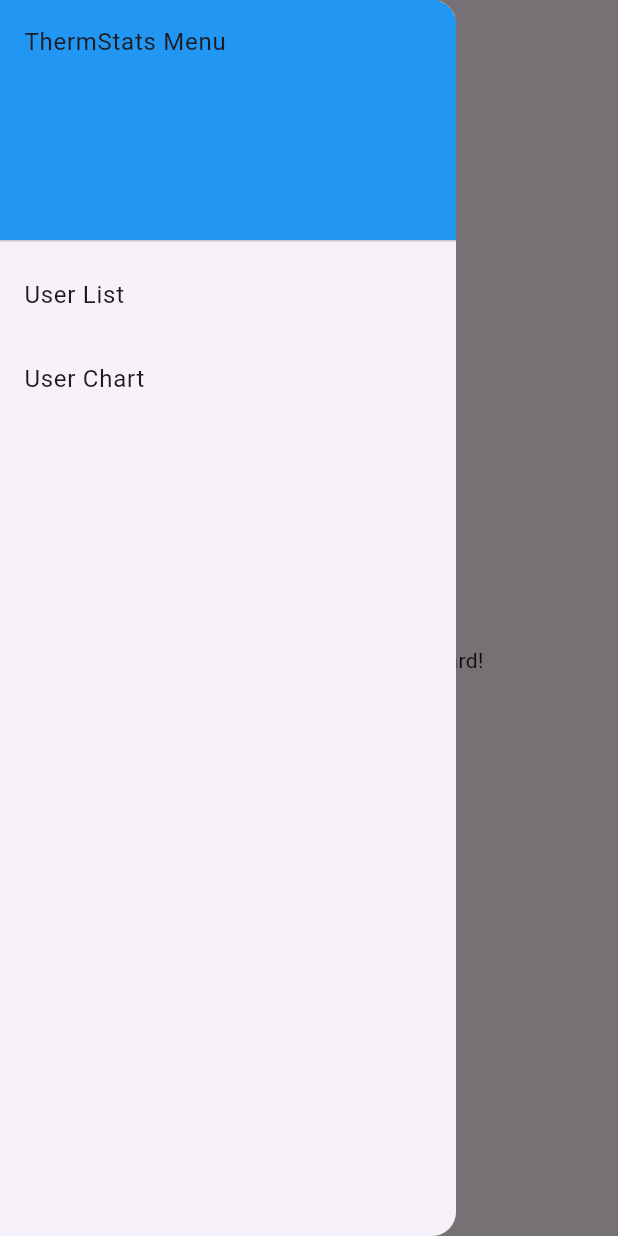
After one commit to PatrickBamber/therm_stats, a Flutter app: the DashboardPage screen opened directly, in the side drawer, after a tap on "User List", on a phone screen of 412 x 824 dp. The commit adds this screen. Run offline on Flutter 3.47's test engine with Material 3 defaults, Android fonts, the phone set to English and light mode, and no system bars; network calls fail.

Commit message:
pre implementation swap

```diff
--- /dev/null
+++ b/lib/dashboard_page.dart
@@ -0,0 +1,42 @@
+import 'package:flutter/material.dart';
+import 'user_list_page.dart';
+import 'user_chart_page.dart';
+
+class DashboardPage extends StatelessWidget {
+  const DashboardPage({super.key});
+
+  @override
+  Widget build(BuildContext context) {
+    return Scaffold(
+      appBar: AppBar(title: const Text('Dashboard')),
+      drawer: Drawer(
+        child: ListView(
+          padding: EdgeInsets.zero,
+          children: [
+            const DrawerHeader(
+              decoration: BoxDecoration(
+                color: Colors.blue,
+              ),
+              child: Text('ThermStats Menu'),
+            ),
+            ListTile(
+              title: const Text('User List'),
+              onTap: () {
+                Navigator.pushReplacementNamed(context, '/userList');
+              },
+            ),
+            ListTile(
+              title: const Text('User Chart'),
+              onTap: () {
+                Navigator.pushReplacementNamed(context, '/userChart');
+              },
+            ),
+          ],
+        ),
+      ),
+      body: const Center(
+        child: Text('Welcome to ThermStats Dashboard!'),
+      ),
+    );
+  }
+}
--- a/lib/data_service.dart
+++ b/lib/data_service.dart
@@ -8,7 +8,6 @@ class DataService {
     if (response.statusCode == 200) {
       List<dynamic> body = jsonDecode(response.body);
       List<User> users = body.map((dynamic item) => User.fromJson(item)).toList();
-
       return users;
     } else {
       throw Exception('Failed to load users');
--- a/lib/main.dart
+++ b/lib/main.dart
@@ -79,6 +79,7 @@ class _UserListPageState extends State<UserListPage> {
     });
   }
 
+  // Function to sort users by name, age, or temperature
   void _sortUsers(String sortType) {
     switch (sortType) {
       case 'Name':
```
Also changed, not shown: lib/user_chart_page.dart (added, +27 -0 lines), lib/user_list_page.dart (added, +157 -0 lines).
